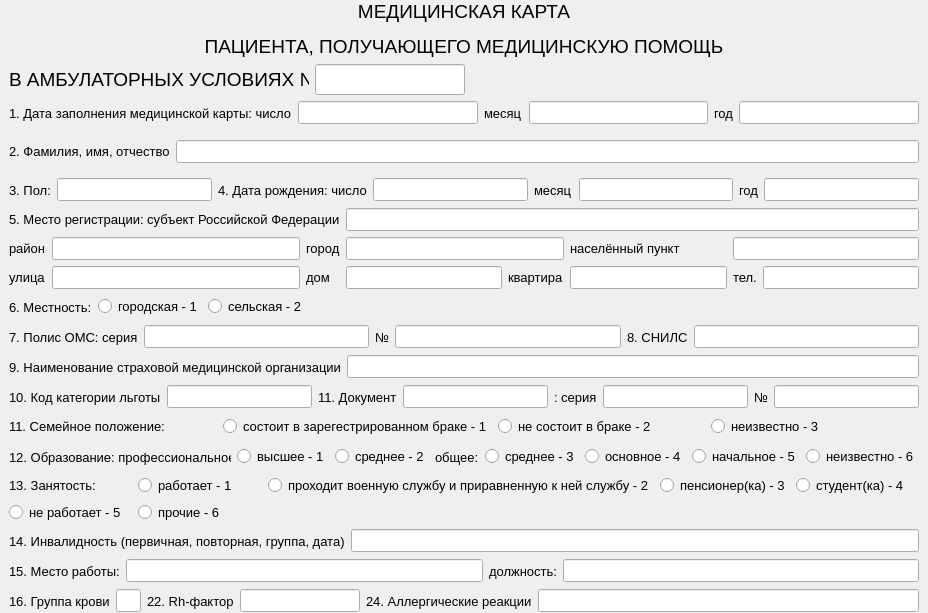
Qt form lib/static/GUI/form_medical_record.ui (StendhalSyndromeStudio/iNurse) before a commit.
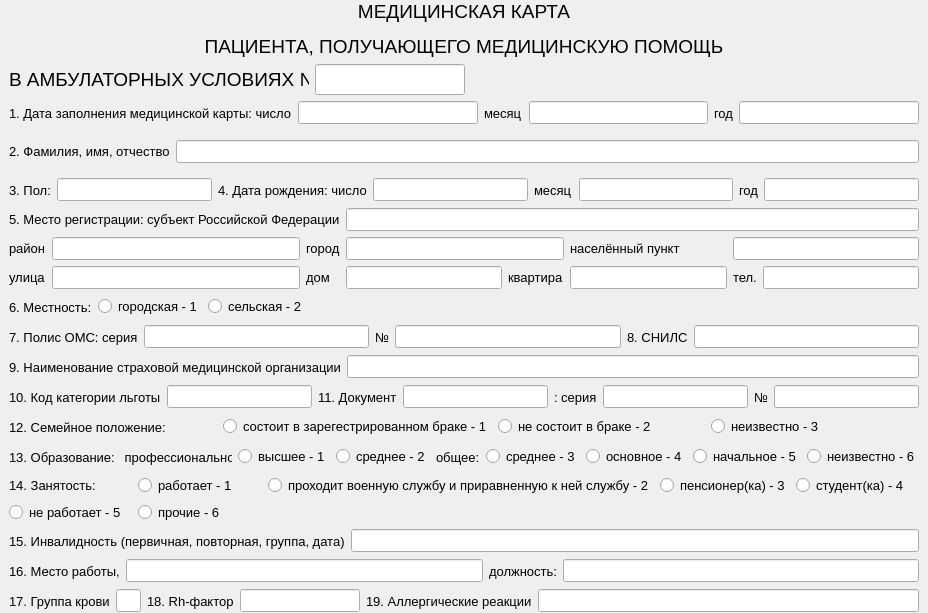
The same form after that commit.

The edit to the form file:
```diff
--- a/lib/static/GUI/form_medical_record.ui
+++ b/lib/static/GUI/form_medical_record.ui
@@ -599,7 +599,7 @@
       <item>
        <widget class="QLabel" name="label_28">
         <property name="text">
-         <string>&lt;html&gt;&lt;head/&gt;&lt;body&gt;&lt;p&gt;11. Семейное положение: &lt;/p&gt;&lt;/body&gt;&lt;/html&gt;</string>
+         <string>12. Семейное положение:</string>
         </property>
        </widget>
       </item>
@@ -639,7 +639,14 @@
       <item>
        <widget class="QLabel" name="label_29">
         <property name="text">
-         <string>12. Образование: профессиональное:</string>
+         <string>13. Образование:</string>
+        </property>
+       </widget>
+      </item>
+      <item>
+       <widget class="QLabel" name="label_38">
+        <property name="text">
+         <string> профессиональное:</string>
         </property>
        </widget>
       </item>
@@ -714,7 +721,7 @@
       <item row="0" column="0">
        <widget class="QLabel" name="label_31">
         <property name="text">
-         <string>13. Занятость:</string>
+         <string>14. Занятость:</string>
         </property>
        </widget>
       </item>
@@ -768,7 +775,7 @@
       <item>
        <widget class="QLabel" name="label_32">
         <property name="text">
-         <string>14. Инвалидность (первичная, повторная, группа, дата)</string>
+         <string>15. Инвалидность (первичная, повторная, группа, дата)</string>
         </property>
        </widget>
       </item>
@@ -794,7 +801,7 @@
       <item>
        <widget class="QLabel" name="label_33">
         <property name="text">
-         <string>15. Место работы:</string>
+         <string>16. Место работы,</string>
         </property>
        </widget>
       </item>
@@ -834,7 +841,7 @@
       <item>
        <widget class="QLabel" name="label_35">
         <property name="text">
-         <string>16. Группа крови</string>
+         <string>17. Группа крови</string>
         </property>
        </widget>
       </item>
@@ -854,7 +861,7 @@
       <item>
        <widget class="QLabel" name="label_36">
         <property name="text">
-         <string>22. Rh-фактор</string>
+         <string>18. Rh-фактор</string>
         </property>
        </widget>
       </item>
@@ -877,7 +884,7 @@
       <item>
        <widget class="QLabel" name="label_37">
         <property name="text">
-         <string>24. Аллергические реакции</string>
+         <string>19. Аллергические реакции</string>
         </property>
        </widget>
       </item>
```
